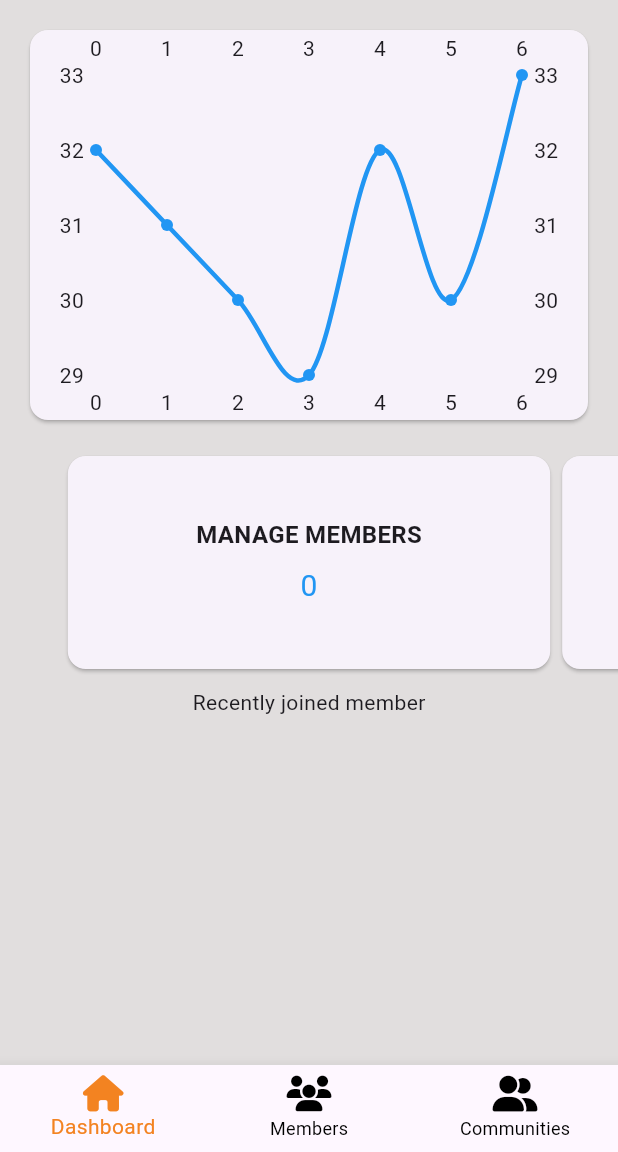
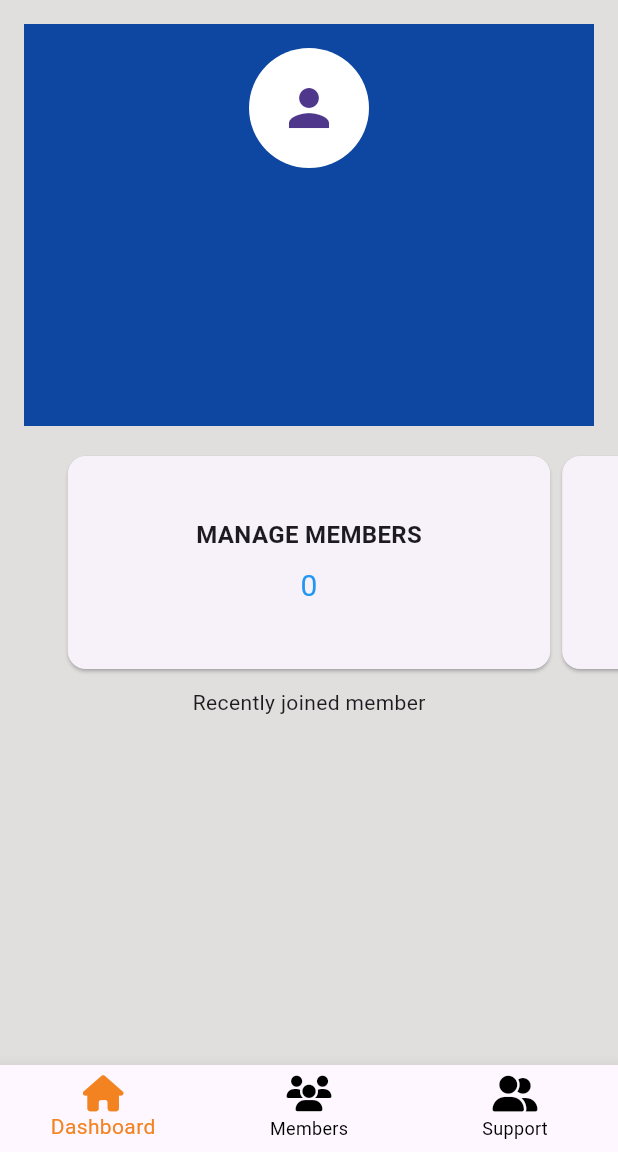
Before and after one commit to Emmizo/caritasi-app, a Flutter app: the Home screen opened directly, on a phone screen of 412 x 824 dp, the part 84-1236 px from its top. Run offline on Flutter 3.47's test engine with Material 3 defaults, Android fonts, the phone set to English and light mode, and no system bars; drawn by our look-alikes of fl_chart; our stand-ins replace dio, font_awesome_flutter, shared_preferences; accounts and stored records are empty.

Commit message:
new changes and add supports at bottom navigator

```diff
--- a/lib/pages/home.dart
+++ b/lib/pages/home.dart
@@ -6,7 +6,6 @@ import 'package:cartasiapp/pages/users.dart';
 import 'package:cartasiapp/widget/bottom_navigator.dart';
 import 'package:cartasiapp/widget/header.dart';
 import 'package:cartasiapp/widget/left_drawer.dart';
-import 'package:fl_chart/fl_chart.dart';
 import 'package:flutter/material.dart';
 import 'package:shared_preferences/shared_preferences.dart';
 
@@ -22,6 +21,10 @@ class _HomeState extends State<Home> {
   final Future<SharedPreferences> _prefs = SharedPreferences.getInstance();
   int _selectedIndex = 0;
   int role = 0;
+  String rolename = "";
+  String fullname = "";
+  String profile = "";
+  String url_ = "";
   List<dynamic> membersData = [];
   String users = "0";
   String members = "0";
@@ -48,6 +51,10 @@ class _HomeState extends State<Home> {
     List<Map<String, dynamic>> userDataList = List<Map<String, dynamic>>.from(
         userDataListDynamic.map((item) => item as Map<String, dynamic>));
     String? token = userDataList[0]['token'];
+    String fullname3 = userDataList[0]['user']['first_name'];
+    String rolename3 = userDataList[0]['user']['role_name'];
+    String profile3 = userDataList[0]['user']['profile_picture'] ?? "";
+    String url3 = userDataList[0]['base_url'];
     ApiClient apiClient = ApiClient();
     dynamic res = await apiClient.dashboard(token!);
 
@@ -58,6 +65,10 @@ class _HomeState extends State<Home> {
       members = results['data']['members'].toString();
       communities = results['data']['communities'].toString();
       centers = results['data']['centers'].toString();
+      fullname = fullname3;
+      rolename = rolename3;
+      profile = profile3;
+      url_ = url3;
     });
   }
 
@@ -87,9 +98,7 @@ class _HomeState extends State<Home> {
         scaffoldKey: _scaffoldKey,
         selectedIndex: _selectedIndex,
         onDataPassed: (data) {
-          setState(() {
-            // print(_dataFromHeader);
-          });
+          setState(() {});
         },
       ),
       drawer: const LeftDrawer(),
@@ -99,6 +108,10 @@ class _HomeState extends State<Home> {
         communities: communities,
         centers: centers,
         membersData: membersData,
+        fullname: fullname,
+        profile: profile,
+        rolename: rolename,
+        url_: url_,
       ),
       bottomNavigationBar: BottomNavigator(
         selectedIndex: _selectedIndex,
@@ -113,6 +126,10 @@ class Dashboard extends StatelessWidget {
   final String members;
   final String communities;
   final String centers;
+  final String fullname;
+  final String profile;
+  final String rolename;
+  final String url_;
   final List<dynamic> membersData;
 
   const Dashboard({
@@ -122,6 +139,10 @@ class Dashboard extends StatelessWidget {
     required this.communities,
     required this.centers,
     required this.membersData,
+    required this.fullname,
+    required this.profile,
+    required this.rolename,
+    required this.url_,
   });
 
   @override
@@ -129,7 +150,6 @@ class Dashboard extends StatelessWidget {
     // Extract the first 5 members data
     List<dynamic> subset =
         membersData.length > 5 ? membersData.sublist(0, 5) : membersData;
-
     return Container(
       color: const Color.fromARGB(255, 225, 222, 222),
       child: ListView(
@@ -137,30 +157,52 @@ class Dashboard extends StatelessWidget {
           Container(
             height: 300,
             padding: const EdgeInsets.all(16),
-            child: Card(
-              child: LineChart(
-                LineChartData(
-                  gridData: FlGridData(show: false),
-                  titlesData: FlTitlesData(show: true),
-                  borderData: FlBorderData(show: false),
-                  lineBarsData: [
-                    LineChartBarData(
-                      spots: [
-                        FlSpot(0, 32),
-                        FlSpot(1, 31),
-                        FlSpot(2, 30),
-                        FlSpot(3, 29),
-                        FlSpot(4, 32),
-                        FlSpot(5, 30),
-                        FlSpot(6, 33),
-                      ],
-                      isCurved: true,
-                      barWidth: 3,
-                      color: Colors.blue,
-                      dotData: FlDotData(show: true),
+            child: Container(
+              color: Colors.blue.shade900,
+              padding: EdgeInsets.all(16),
+              child: Column(
+                children: [
+                  profile.isNotEmpty
+                      ? Container(
+                          width: 100.0, // Set the width you want
+                          height: 100.0, // Set the height you want
+                          decoration: const BoxDecoration(
+                            shape: BoxShape.circle, // Circular shape
+                            boxShadow: [
+                              BoxShadow(
+                                color: Colors.black26, // Shadow color
+                                blurRadius: 10.0, // Spread of the shadow
+                                offset: Offset(0, 5), // Position of the shadow
+                              ),
+                            ],
+                          ),
+                          child: ClipOval(
+                            child: Image.network(
+                              url_ + '/' + profile,
+                              fit: BoxFit
+                                  .cover, // Fit the image within the container
+                            ),
+                          ),
+                        )
+                      : const CircleAvatar(
+                          radius: 40,
+                          child: Icon(Icons.person, size: 40),
+                          backgroundColor: Colors.white,
+                        ),
+                  const SizedBox(height: 8),
+                  Text(
+                    fullname,
+                    style: const TextStyle(
+                      color: Colors.orange,
+                      fontSize: 20,
+                      fontWeight: FontWeight.bold,
                     ),
-                  ],
-                ),
+                  ),
+                  Text(
+                    rolename,
+                    style: const TextStyle(color: Colors.white),
+                  ),
+                ],
               ),
             ),
           ),
--- a/lib/widget/bottom_navigator.dart
+++ b/lib/widget/bottom_navigator.dart
@@ -1,6 +1,6 @@
-import 'package:cartasiapp/pages/communities.dart';
 import 'package:cartasiapp/pages/home.dart';
 import 'package:cartasiapp/pages/members.dart';
+import 'package:cartasiapp/pages/support.dart';
 import 'package:flutter/material.dart';
 import 'package:font_awesome_flutter/font_awesome_flutter.dart';
 
@@ -32,7 +32,7 @@ class _BottomNavigatorState extends State<BottomNavigator> {
           ),
           BottomNavigationBarItem(
             icon: FaIcon(FontAwesomeIcons.userGroup),
-            label: 'Communities',
+            label: 'Support',
           )
         ],
         currentIndex: widget.selectedIndex,
@@ -56,7 +56,7 @@ class _BottomNavigatorState extends State<BottomNavigator> {
           } else if (index == 2) {
             Navigator.push(
               context,
-              MaterialPageRoute(builder: (context) => const Communities()),
+              MaterialPageRoute(builder: (context) => const Support()),
             );
           }
         });
--- a/lib/widget/header.dart
+++ b/lib/widget/header.dart
@@ -90,9 +90,9 @@ class _HeaderState extends State<Header> {
                     : widget.selectedIndex == 1
                         ? 'List of members'
                         : widget.selectedIndex == 2
-                            ? 'Communities'
+                            ? 'List of Supported members'
                             : widget.selectedIndex == 3
-                                ? 'List of Support'
+                                ? 'List of Supported Members'
                                 : widget.selectedIndex == 4
                                     ? 'List of Users'
                                     : "",
```
Also changed, not shown: lib/pages/support.dart (+17 -2 lines), lib/pages/users.dart (+77 -17 lines).
